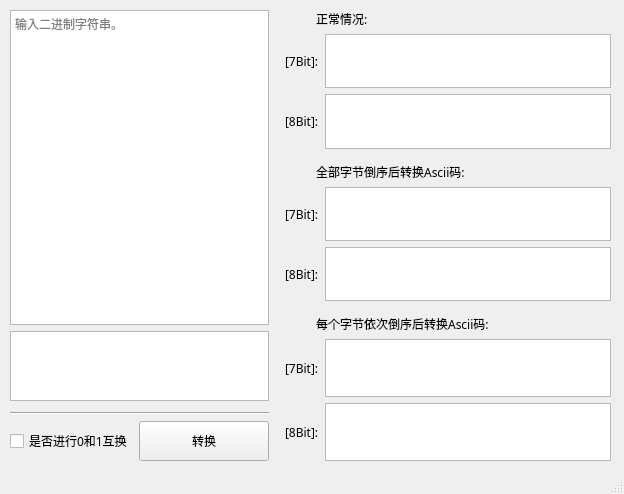
UP0916/B2A-Tools, file src/GUI/ui.ui: the form before one commit.
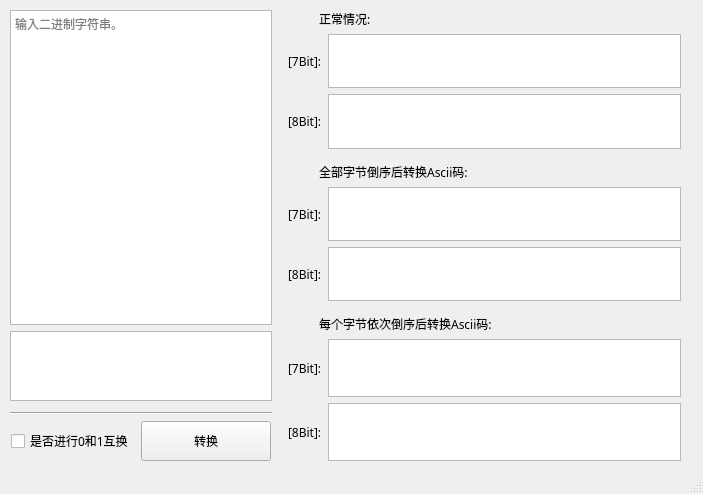
The form after the commit. Custom widgets are drawn as their Qt base class.

Commit message: 优化ui界面

What changed in the file:
```diff
--- a/src/GUI/ui.ui
+++ b/src/GUI/ui.ui
@@ -6,7 +6,7 @@
    <rect>
     <x>0</x>
     <y>0</y>
-    <width>624</width>
+    <width>703</width>
     <height>494</height>
    </rect>
   </property>
@@ -27,7 +27,7 @@
      <rect>
       <x>10</x>
       <y>10</y>
-      <width>601</width>
+      <width>671</width>
       <height>451</height>
      </rect>
     </property>
```
The commit also changes 1 other file.
